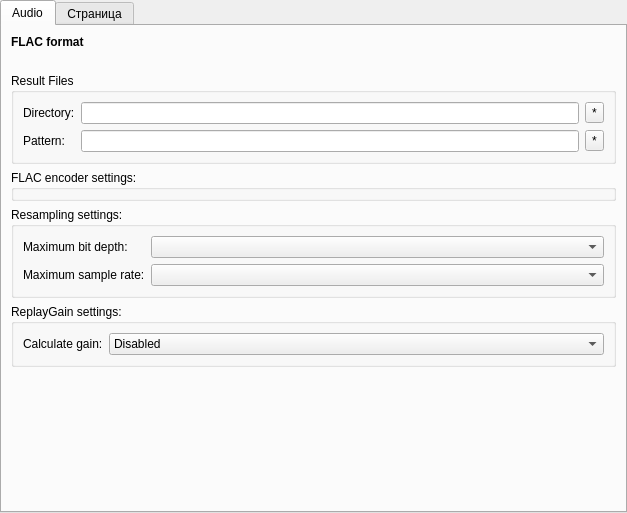
Before: the Qt Designer form gui/preferences/profilespage/profiletabwidget.ui in flacon/flacon, drawn with Qt 5.
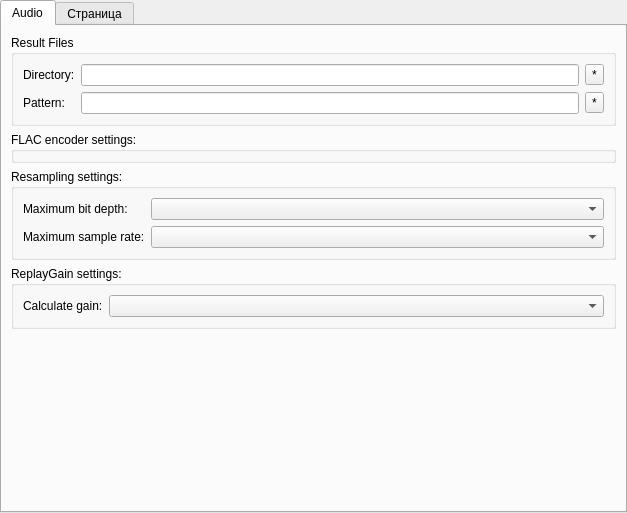
After: the same form once the commit is applied. Custom widgets are drawn as their Qt base class.

The edit to the form file:
```diff
--- a/gui/preferences/profilespage/profiletabwidget.ui
+++ b/gui/preferences/profilespage/profiletabwidget.ui
@@ -21,28 +21,6 @@
     <string>Audio</string>
    </attribute>
    <layout class="QVBoxLayout" name="verticalLayout">
-    <item>
-     <widget class="QLabel" name="formatLabel">
-      <property name="minimumSize">
-       <size>
-        <width>0</width>
-        <height>32</height>
-       </size>
-      </property>
-      <property name="font">
-       <font>
-        <weight>75</weight>
-        <bold>true</bold>
-       </font>
-      </property>
-      <property name="text">
-       <string notr="true">FLAC format</string>
-      </property>
-      <property name="alignment">
-       <set>Qt::AlignLeading|Qt::AlignLeft|Qt::AlignTop</set>
-      </property>
-     </widget>
-    </item>
     <item>
      <widget class="QGroupBox" name="outFilesBox">
       <property name="title">
@@ -209,13 +187,7 @@
         </widget>
        </item>
        <item row="0" column="1">
-        <widget class="QComboBox" name="gainComboBox">
-         <item>
-          <property name="text">
-           <string>Disabled</string>
-          </property>
-         </item>
-        </widget>
+        <widget class="GainTypeCombobox" name="gainComboBox"/>
        </item>
       </layout>
      </widget>
@@ -252,6 +224,21 @@
    <extends>QToolButton</extends>
    <header>controls.h</header>
   </customwidget>
+  <customwidget>
+   <class>SampleRateCombobox</class>
+   <extends>QComboBox</extends>
+   <header>profiletabwidget.h</header>
+  </customwidget>
+  <customwidget>
+   <class>BitsPerSampleCombobox</class>
+   <extends>QComboBox</extends>
+   <header>profiletabwidget.h</header>
+  </customwidget>
+  <customwidget>
+   <class>GainTypeCombobox</class>
+   <extends>QComboBox</extends>
+   <header>controls.h</header>
+  </customwidget>
  </customwidgets>
  <resources/>
  <connections/>
```
Left out of the diff: 4 changed lines with no effect on the pictures.
